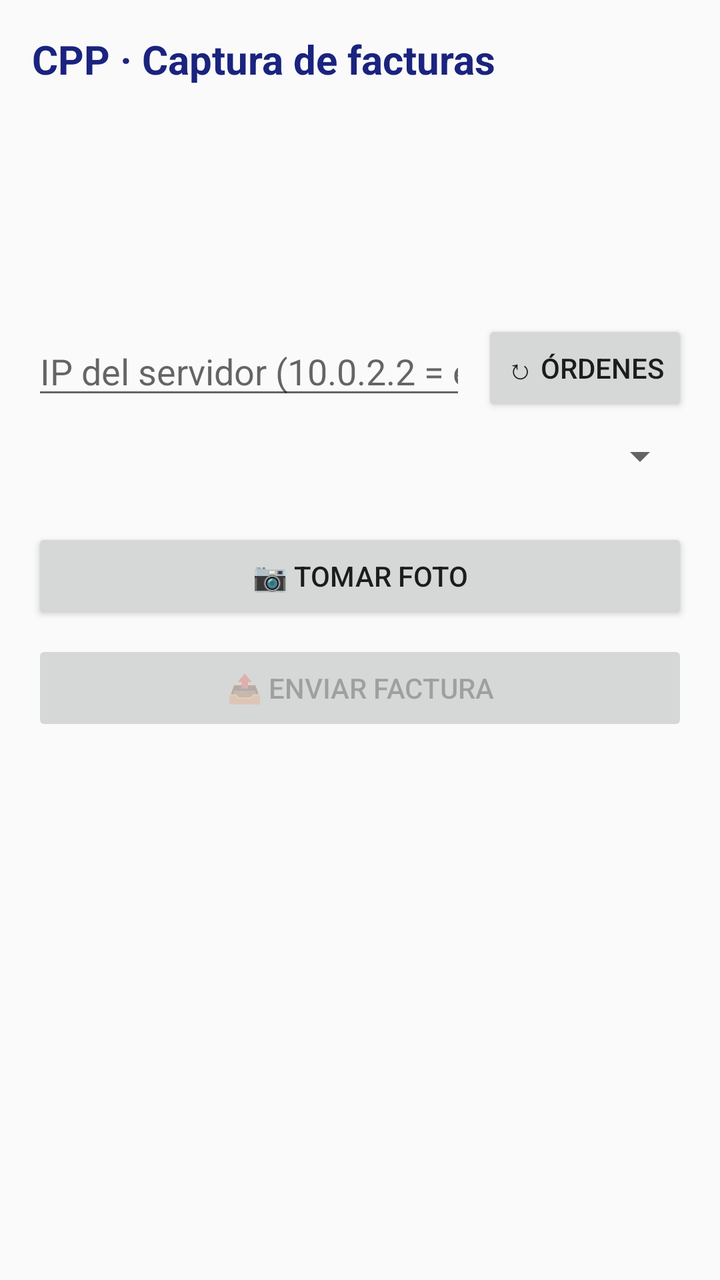
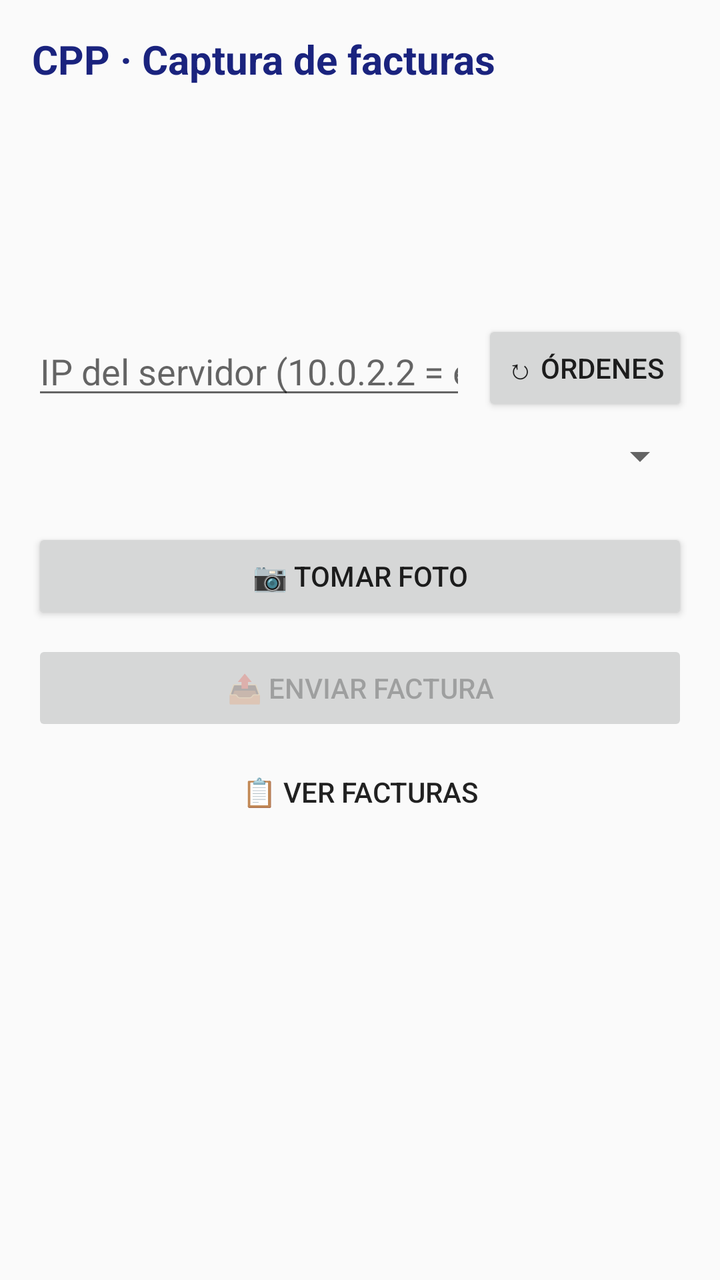

Compare the two renders of this Android layout. The source of the first and the diff that turns it into the second are given below.
<!-- AndroidManifest.xml: application theme Theme.CPP -->
<!-- res/layout/activity_main.xml -->
<?xml version="1.0" encoding="utf-8"?>
<ScrollView xmlns:android="http://schemas.android.com/apk/res/android"
    android:layout_width="match_parent"
    android:layout_height="match_parent"
    android:fillViewport="true">

    <LinearLayout
        android:layout_width="match_parent"
        android:layout_height="wrap_content"
        android:orientation="vertical"
        android:padding="16dp">

        

        <TextView
            android:id="@+id/txtTitulo"
            android:layout_width="match_parent"
            android:layout_height="144dp"
            android:text="@string/titulo"
            android:textColor="@color/primario"
            android:textSize="20sp"
            android:textStyle="bold" />

        <LinearLayout
            android:layout_width="match_parent"
            android:layout_height="wrap_content"
            android:layout_marginBottom="8dp"
            android:gravity="center_vertical"
            android:orientation="horizontal">

            <EditText
                android:id="@+id/txtServidor"
                android:layout_width="0dp"
                android:layout_height="wrap_content"
                android:layout_weight="1"
                android:hint="@string/hint_servidor"
                android:inputType="text"
                android:maxLines="1" />

            <Button
                android:id="@+id/btnCargar"
                android:layout_width="wrap_content"
                android:layout_height="wrap_content"
                android:layout_marginStart="8dp"
                android:text="@string/btn_cargar" />
        </LinearLayout>

        
        <Spinner
            android:id="@+id/spOrdenes"
            android:layout_width="match_parent"
            android:layout_height="wrap_content"
            android:layout_marginBottom="12dp" />

        
        <ImageView
            android:id="@+id/imgPreview"
            android:layout_width="match_parent"
            android:layout_height="wrap_content"
            android:layout_marginBottom="12dp"
            android:adjustViewBounds="true"
            android:background="@color/fondo_preview"
            android:contentDescription="@string/desc_preview"
            android:maxHeight="320dp" />

        <Button
            android:id="@+id/btnFoto"
            android:layout_width="match_parent"
            android:layout_height="wrap_content"
            android:text="@string/btn_foto" />

        <Button
            android:id="@+id/btnEnviar"
            android:layout_width="match_parent"
            android:layout_height="wrap_content"
            android:layout_marginTop="8dp"
            android:enabled="false"
            android:text="@string/btn_enviar" />

        <ProgressBar
            android:id="@+id/barraEnvio"
            android:layout_width="wrap_content"
            android:layout_height="wrap_content"
            android:layout_gravity="center_horizontal"
            android:layout_marginTop="12dp"
            android:visibility="gone" />

        <TextView
            android:id="@+id/txtResultado"
            android:layout_width="match_parent"
            android:layout_height="wrap_content"
            android:layout_marginTop="12dp"
            android:textColor="@color/texto_normal"
            android:textIsSelectable="true"
            android:textSize="14sp" />
    </LinearLayout>
</ScrollView>
<!-- resources referenced by this layout -->
<resources>
  <color name="fondo_preview">#EEEEEE</color>
  <color name="primario">#1A237E</color>
  <color name="texto_normal">#212121</color>
  <string name="btn_cargar">↻ Órdenes</string>
  <string name="btn_enviar">📤 Enviar factura</string>
  <string name="btn_foto">📷 Tomar foto</string>
  <string name="desc_preview">Vista previa de la factura fotografiada</string>
  <string name="hint_servidor">IP del servidor (10.0.2.2 = este PC)</string>
  <string name="titulo">CPP · Captura de facturas</string>
  <style name="Theme.CPP" parent="Theme.AppCompat.DayNight.DarkActionBar">
          <item name="colorPrimary">@color/primario</item>
          <item name="colorPrimaryDark">@color/primario_oscuro</item>
          <item name="colorAccent">@color/acento</item>
      </style>
  <color name="primario_oscuro">#0D1442</color>
  <color name="acento">#FF6F00</color>
</resources>

<!-- the commit's change to res/layout/activity_main.xml (unified diff, before → after) -->
@@ -77,6 +77,15 @@
             android:enabled="false"
             android:text="@string/btn_enviar" />
 
+        
+        <Button
+            android:id="@+id/btnLista"
+            style="?android:attr/borderlessButtonStyle"
+            android:layout_width="match_parent"
+            android:layout_height="wrap_content"
+            android:layout_marginTop="4dp"
+            android:text="@string/btn_lista" />
+
         <ProgressBar
             android:id="@+id/barraEnvio"
             android:layout_width="wrap_content"
<!-- resource entries referenced after the edit -->
@@ -6,6 +6,7 @@
   <string name="btn_cargar">↻ Órdenes</string>
   <string name="btn_enviar">📤 Enviar factura</string>
   <string name="btn_foto">📷 Tomar foto</string>
+  <string name="btn_lista">📋 Ver facturas</string>
   <string name="desc_preview">Vista previa de la factura fotografiada</string>
   <string name="hint_servidor">IP del servidor (10.0.2.2 = este PC)</string>
   <string name="titulo">CPP · Captura de facturas</string>
